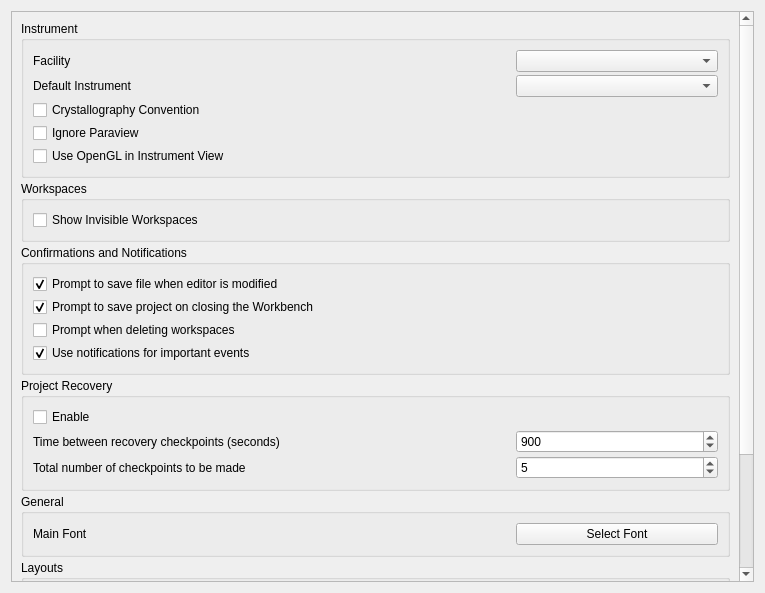
The window that qt/applications/workbench/workbench/widgets/settings/general/section_general.ui (mantidproject/mantid) describes before a commit, drawn with Qt 5.
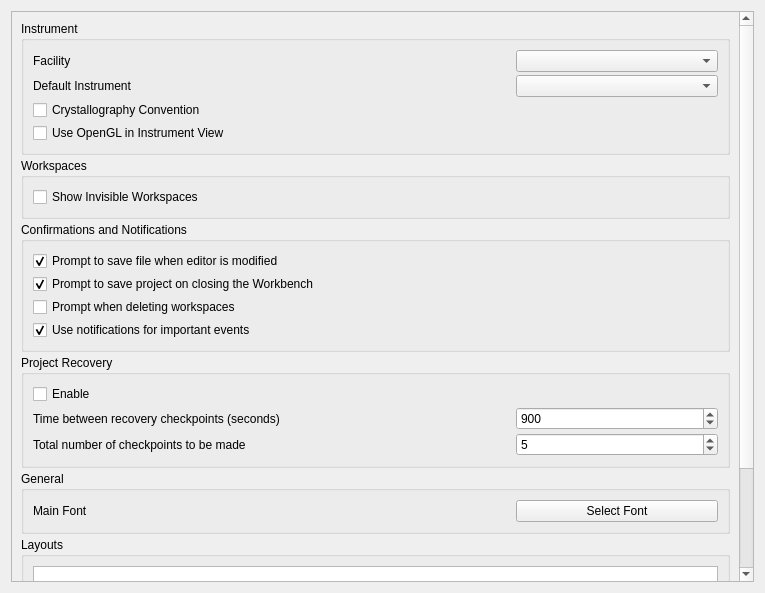
The same window after the commit.

```diff
--- a/qt/applications/workbench/workbench/widgets/settings/general/section_general.ui
+++ b/qt/applications/workbench/workbench/widgets/settings/general/section_general.ui
@@ -34,7 +34,7 @@
         <x>0</x>
         <y>0</y>
         <width>728</width>
-        <height>651</height>
+        <height>631</height>
        </rect>
       </property>
       <property name="sizePolicy">
@@ -128,13 +128,6 @@
               </property>
              </widget>
             </item>
-            <item>
-             <widget class="QCheckBox" name="ignore_paraview">
-              <property name="text">
-               <string>Ignore Paraview</string>
-              </property>
-             </widget>
-            </item>
             <item>
              <widget class="QCheckBox" name="use_open_gl">
               <property name="text">
```
